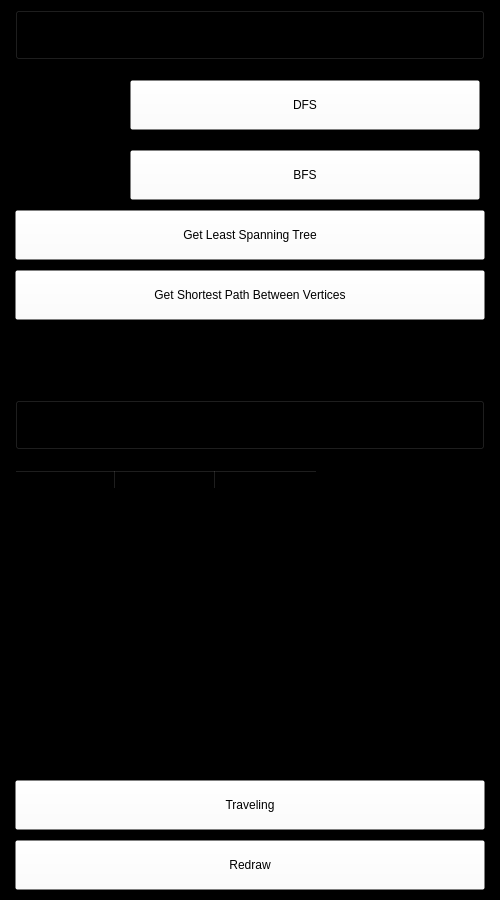
Old version of the form applications/graphical_interface/ui/interaction_panel.ui in the repository amzdll/SimpleNavigator.
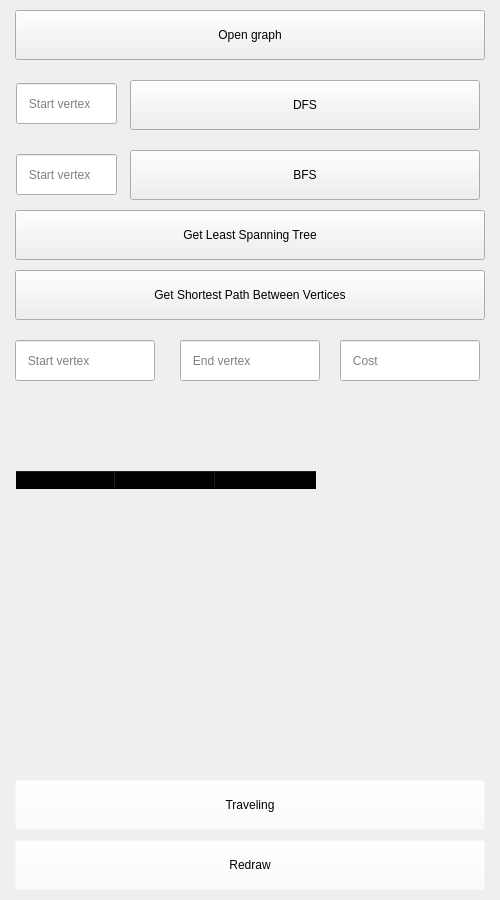
New version of the form.

The edit to the form file:
```diff
--- a/applications/graphical_interface/ui/interaction_panel.ui
+++ b/applications/graphical_interface/ui/interaction_panel.ui
@@ -14,7 +14,7 @@
    <string>Form</string>
   </property>
   <property name="styleSheet">
-   <string notr="true">background-color: rgb(0, 0, 0);</string>
+   <string notr="true"/>
   </property>
   <widget class="QPushButton" name="open_graph_btn">
    <property name="geometry">
@@ -26,13 +26,7 @@
     </rect>
    </property>
    <property name="styleSheet">
-    <string notr="true">QPushButton {
-	background-color: black;
- }
-
-QPushButton:hover {
-	background-color: green;
- }</string>
+    <string notr="true"/>
    </property>
    <property name="text">
     <string>Open graph</string>
@@ -70,7 +64,7 @@
     </rect>
    </property>
    <property name="styleSheet">
-    <string notr="true">background-color: rgba(255, 255, 255, 0);</string>
+    <string notr="true"/>
    </property>
    <property name="text">
     <string>DFS</string>
@@ -89,7 +83,7 @@
     </rect>
    </property>
    <property name="styleSheet">
-    <string notr="true">background-color: rgba(255, 255, 255, 0);</string>
+    <string notr="true"/>
    </property>
    <property name="text">
     <string>BFS</string>
@@ -143,28 +137,12 @@
     </rect>
    </property>
    <property name="styleSheet">
-    <string notr="true">background-color: rgba(255, 255, 255, 0);</string>
+    <string notr="true"/>
    </property>
    <property name="text">
     <string>Get Shortest Path Between Vertices</string>
    </property>
   </widget>
-  <widget class="QPushButton" name="get_shortest_paths_between_all_vertices_btn">
-   <property name="enabled">
-    <bool>true</bool>
-   </property>
-   <property name="geometry">
-    <rect>
-     <x>15</x>
-     <y>400</y>
-     <width>470</width>
-     <height>50</height>
-    </rect>
-   </property>
-   <property name="text">
-    <string>Get Shortest Paths Between All Vertices</string>
-   </property>
-  </widget>
   <widget class="QPushButton" name="tsm_btn">
    <property name="enabled">
     <bool>true</bool>
@@ -197,7 +175,7 @@
     </rect>
    </property>
    <property name="styleSheet">
-    <string notr="true">background-color: rgba(255, 255, 255, 0);</string>
+    <string notr="true"/>
    </property>
    <property name="text">
     <string>Get Least Spanning Tree</string>
```
